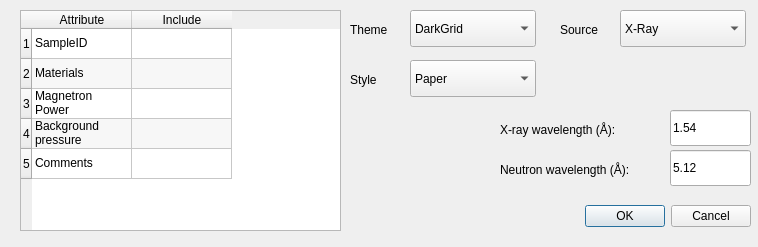
The window that settingsdialog.ui (sstendahl/KARIN) describes before a commit, drawn with Qt 5.
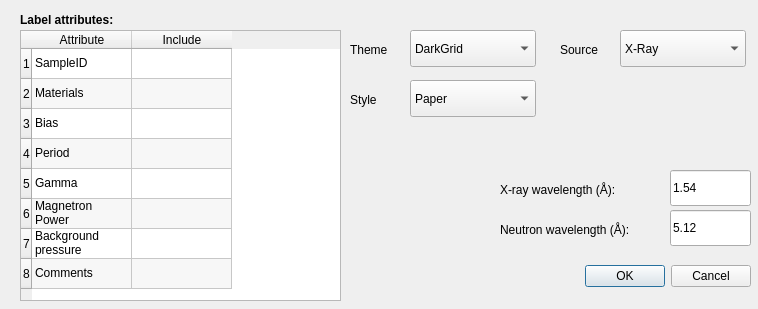
The same window after the commit.

Commit message: Added "add Period to SampleDB" functionality

The edit to the form file:
```diff
--- a/settingsdialog.ui
+++ b/settingsdialog.ui
@@ -7,7 +7,7 @@
     <x>0</x>
     <y>0</y>
     <width>758</width>
-    <height>247</height>
+    <height>309</height>
    </rect>
   </property>
   <property name="windowTitle">
@@ -17,7 +17,7 @@
    <property name="geometry">
     <rect>
      <x>410</x>
-     <y>200</y>
+     <y>260</y>
      <width>341</width>
      <height>32</height>
     </rect>
@@ -33,9 +33,9 @@
    <property name="geometry">
     <rect>
      <x>20</x>
-     <y>10</y>
+     <y>30</y>
      <width>321</width>
-     <height>221</height>
+     <height>271</height>
     </rect>
    </property>
    <property name="frameShape">
@@ -96,6 +96,21 @@
      <string>5</string>
     </property>
    </row>
+   <row>
+    <property name="text">
+     <string>6</string>
+    </property>
+   </row>
+   <row>
+    <property name="text">
+     <string>7</string>
+    </property>
+   </row>
+   <row>
+    <property name="text">
+     <string>8</string>
+    </property>
+   </row>
    <column>
     <property name="text">
      <string>Attribute</string>
@@ -134,7 +149,7 @@
    </item>
    <item row="2" column="0">
     <property name="text">
-     <string>Magnetron Power</string>
+     <string>Bias</string>
     </property>
    </item>
    <item row="2" column="1">
@@ -147,7 +162,7 @@
    </item>
    <item row="3" column="0">
     <property name="text">
-     <string>Background pressure</string>
+     <string>Period</string>
     </property>
    </item>
    <item row="3" column="1">
@@ -160,7 +175,7 @@
    </item>
    <item row="4" column="0">
     <property name="text">
-     <string>Comments</string>
+     <string>Gamma</string>
     </property>
    </item>
    <item row="4" column="1">
@@ -171,12 +186,51 @@
      <enum>Unchecked</enum>
     </property>
    </item>
+   <item row="5" column="0">
+    <property name="text">
+     <string>Magnetron Power</string>
+    </property>
+   </item>
+   <item row="5" column="1">
+    <property name="text">
+     <string/>
+    </property>
+    <property name="checkState">
+     <enum>Unchecked</enum>
+    </property>
+   </item>
+   <item row="6" column="0">
+    <property name="text">
+     <string>Background pressure</string>
+    </property>
+   </item>
+   <item row="6" column="1">
+    <property name="text">
+     <string/>
+    </property>
+    <property name="checkState">
+     <enum>Unchecked</enum>
+    </property>
+   </item>
+   <item row="7" column="0">
+    <property name="text">
+     <string>Comments</string>
+    </property>
+   </item>
+   <item row="7" column="1">
+    <property name="text">
+     <string/>
+    </property>
+    <property name="checkState">
+     <enum>Unchecked</enum>
+    </property>
+   </item>
   </widget>
   <widget class="QComboBox" name="theme">
    <property name="geometry">
     <rect>
      <x>410</x>
-     <y>10</y>
+     <y>30</y>
      <width>126</width>
      <height>37</height>
     </rect>
@@ -211,7 +265,7 @@
    <property name="geometry">
     <rect>
      <x>350</x>
-     <y>20</y>
+     <y>40</y>
      <width>66</width>
      <height>19</height>
     </rect>
@@ -224,7 +278,7 @@
    <property name="geometry">
     <rect>
      <x>410</x>
-     <y>60</y>
+     <y>80</y>
      <width>126</width>
      <height>37</height>
     </rect>
@@ -254,7 +308,7 @@
    <property name="geometry">
     <rect>
      <x>350</x>
-     <y>70</y>
+     <y>90</y>
      <width>66</width>
      <height>19</height>
     </rect>
@@ -267,7 +321,7 @@
    <property name="geometry">
     <rect>
      <x>670</x>
-     <y>110</y>
+     <y>170</y>
      <width>81</width>
      <height>36</height>
     </rect>
@@ -280,7 +334,7 @@
    <property name="geometry">
     <rect>
      <x>670</x>
-     <y>150</y>
+     <y>210</y>
      <width>81</width>
      <height>36</height>
     </rect>
@@ -293,7 +347,7 @@
    <property name="geometry">
     <rect>
      <x>500</x>
-     <y>120</y>
+     <y>180</y>
      <width>141</width>
      <height>19</height>
     </rect>
@@ -306,7 +360,7 @@
    <property name="geometry">
     <rect>
      <x>500</x>
-     <y>160</y>
+     <y>220</y>
      <width>161</width>
      <height>19</height>
     </rect>
@@ -319,7 +373,7 @@
    <property name="geometry">
     <rect>
      <x>620</x>
-     <y>10</y>
+     <y>30</y>
      <width>126</width>
      <height>37</height>
     </rect>
@@ -339,7 +393,7 @@
    <property name="geometry">
     <rect>
      <x>560</x>
-     <y>20</y>
+     <y>40</y>
      <width>66</width>
      <height>19</height>
     </rect>
@@ -348,6 +402,25 @@
     <string>Source</string>
    </property>
   </widget>
+  <widget class="QLabel" name="label_6">
+   <property name="geometry">
+    <rect>
+     <x>20</x>
+     <y>10</y>
+     <width>271</width>
+     <height>19</height>
+    </rect>
+   </property>
+   <property name="font">
+    <font>
+     <weight>75</weight>
+     <bold>true</bold>
+    </font>
+   </property>
+   <property name="text">
+    <string>Label attributes:</string>
+   </property>
+  </widget>
  </widget>
  <resources/>
  <connections>
```
The commit also changes 9 other files.
